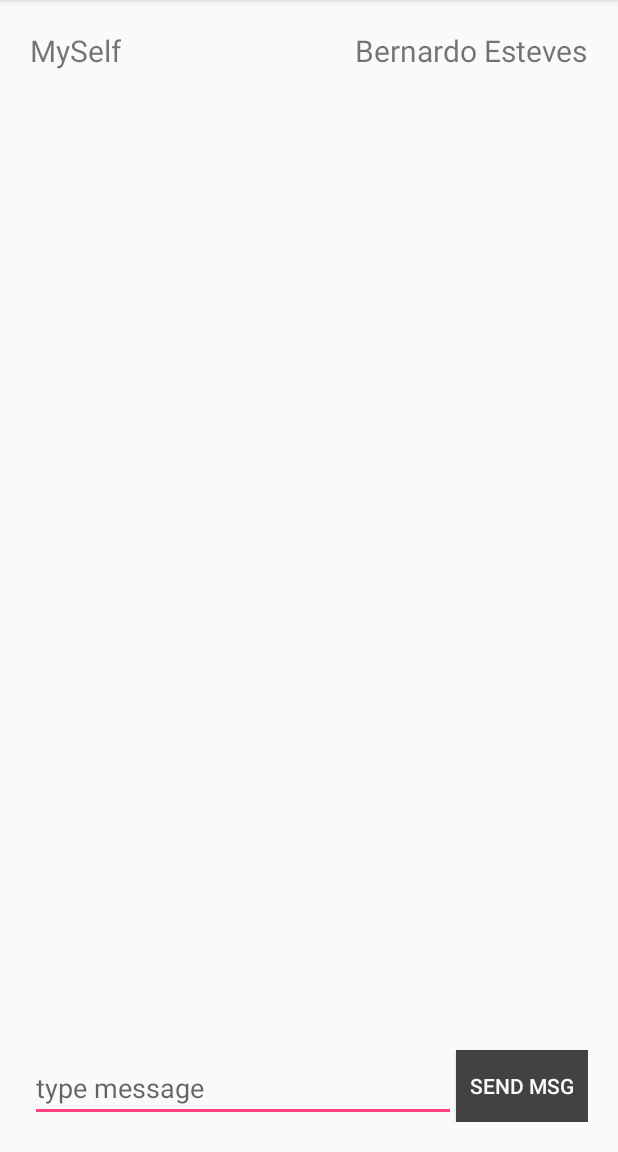
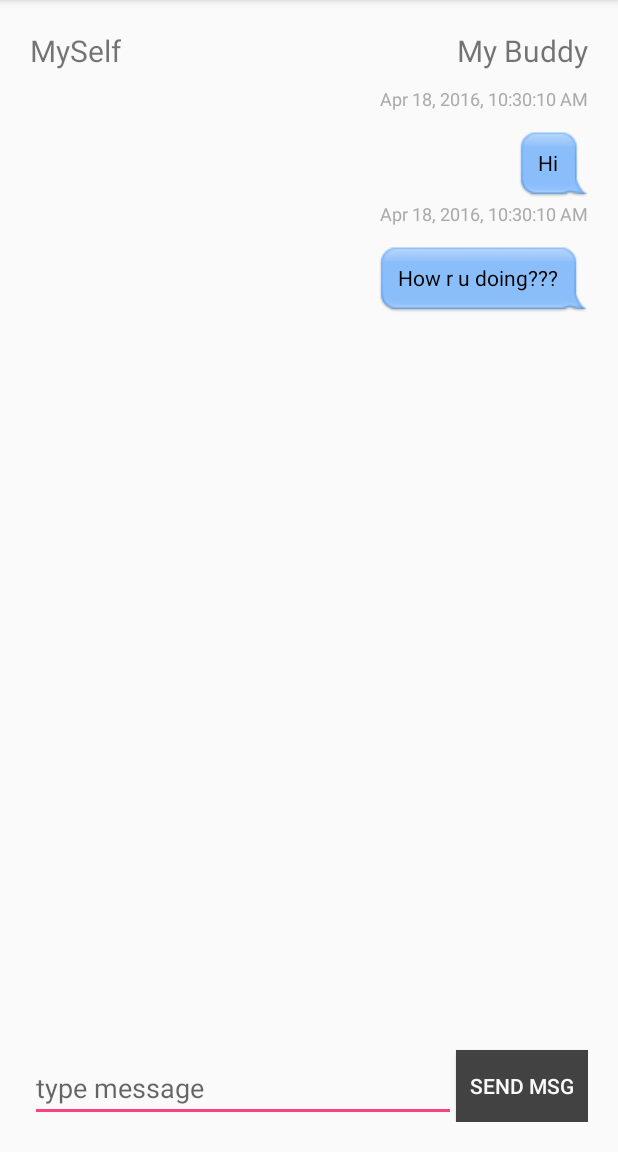
Before and after one commit to andreppires/Ubibike, an Android app: the MessageActivity screen opened directly, with no data from a screen before it, on a phone screen of 412 x 824 dp, the part 84-1236 px from its top. Run offline under Robolectric (Android 15) with nearby library versions, the phone set to English and light mode, and no system bars.

Commit message:
O chat agora está completamente funcional e tem um aspecto mesmo bonito e fofinho

```diff
--- a/UbiBike/app/src/main/AndroidManifest.xml
+++ b/UbiBike/app/src/main/AndroidManifest.xml
@@ -5,7 +5,7 @@
     <!-- To auto-complete the email text field in the login form with the user's emails -->
     <uses-permission android:name="android.permission.GET_ACCOUNTS" />
     <uses-permission android:name="android.permission.READ_PROFILE" />
-    <uses-permission android:name="android.permission.INTERNET"/>
+    <uses-permission android:name="android.permission.INTERNET" />
 
     <application
         android:allowBackup="true"
@@ -32,6 +32,7 @@
         <activity
             android:name=".LoginActivity"
             android:label="@string/title_activity_login" />
+        <activity android:name=".Main2Activity"></activity>
     </application>
 
 </manifest>
--- /dev/null
+++ b/UbiBike/app/src/main/java/pt/ulisboa/tecnico/cmov/ubibike/ChatAdapter.java
@@ -0,0 +1,143 @@
+package pt.ulisboa.tecnico.cmov.ubibike;
+
+import android.app.Activity;
+import android.content.Context;
+import android.view.Gravity;
+import android.view.LayoutInflater;
+import android.view.View;
+import android.view.ViewGroup;
+import android.widget.BaseAdapter;
+import android.widget.LinearLayout;
+import android.widget.RelativeLayout;
+import android.widget.TextView;
+
+import java.util.List;
+
+/**
+ * Created by mariana on 18/04/16.
+ */
+public class ChatAdapter extends BaseAdapter{
+
+        private final List<ChatMessage> chatMessages;
+        private Activity context;
+
+        public ChatAdapter(Activity context, List<ChatMessage> chatMessages) {
+            this.context = context;
+            this.chatMessages = chatMessages;
+        }
+
+        @Override
+        public int getCount() {
+            if (chatMessages != null) {
+                return chatMessages.size();
+            } else {
+                return 0;
+            }
+        }
+
+        @Override
+        public ChatMessage getItem(int position) {
+            if (chatMessages != null) {
+                return chatMessages.get(position);
+            } else {
+                return null;
+            }
+        }
+
+        @Override
+        public long getItemId(int position) {
+            return position;
+        }
+
+        @Override
+        public View getView(final int position, View convertView, ViewGroup parent) {
+            ViewHolder holder;
+            ChatMessage chatMessage = getItem(position);
+            LayoutInflater vi = (LayoutInflater) context.getSystemService(Context.LAYOUT_INFLATER_SERVICE);
+
+            if (convertView == null) {
+                convertView = vi.inflate(R.layout.chatbackground, null);
+                holder = createViewHolder(convertView);
+                convertView.setTag(holder);
+            } else {
+                holder = (ViewHolder) convertView.getTag();
+            }
+
+            boolean myMsg = chatMessage.getIsme() ;//Just a dummy check
+            //to simulate whether it me or other sender
+            setAlignment(holder, myMsg);
+            holder.txtMessage.setText(chatMessage.getMessage());
+            holder.txtInfo.setText(chatMessage.getDate());
+
+            return convertView;
+        }
+
+        public void add(ChatMessage message) {
+            chatMessages.add(message);
+        }
+
+        public void add(List<ChatMessage> messages) {
+            chatMessages.addAll(messages);
+        }
+
+        private void setAlignment(ViewHolder holder, boolean isMe) {
+            if (!isMe) {
+                holder.contentWithBG.setBackgroundResource(R.drawable.in_message_bg);
+
+                LinearLayout.LayoutParams layoutParams =
+                        (LinearLayout.LayoutParams) holder.contentWithBG.getLayoutParams();
+                layoutParams.gravity = Gravity.RIGHT;
+                holder.contentWithBG.setLayoutParams(layoutParams);
+
+                RelativeLayout.LayoutParams lp =
+                        (RelativeLayout.LayoutParams) holder.content.getLayoutParams();
+                lp.addRule(RelativeLayout.ALIGN_PARENT_LEFT, 0);
+                lp.addRule(RelativeLayout.ALIGN_PARENT_RIGHT);
+                holder.content.setLayoutParams(lp);
+                layoutParams = (LinearLayout.LayoutParams) holder.txtMessage.getLayoutParams();
+                layoutParams.gravity = Gravity.RIGHT;
+                holder.txtMessage.setLayoutParams(layoutParams);
+
+                layoutParams = (LinearLayout.LayoutParams) holder.txtInfo.getLayoutParams();
+                layoutParams.gravity = Gravity.RIGHT;
+                holder.txtInfo.setLayoutParams(layoutParams);
+            } else {
+                holder.contentWithBG.setBackgroundResource(R.drawable.out_message_bg);
+
+                LinearLayout.LayoutParams layoutParams =
+                        (LinearLayout.LayoutParams) holder.contentWithBG.getLayoutParams();
+                layoutParams.gravity = Gravity.LEFT;
+                holder.contentWithBG.setLayoutParams(layoutParams);
+
+                RelativeLayout.LayoutParams lp =
+                        (RelativeLayout.LayoutParams) holder.content.getLayoutParams();
+                lp.addRule(RelativeLayout.ALIGN_PARENT_RIGHT, 0);
+                lp.addRule(RelativeLayout.ALIGN_PARENT_LEFT);
+                holder.content.setLayoutParams(lp);
+                layoutParams = (LinearLayout.LayoutParams) holder.txtMessage.getLayoutParams();
+                layoutParams.gravity = Gravity.LEFT;
+                holder.txtMessage.setLayoutParams(layoutParams);
+
+                layoutParams = (LinearLayout.LayoutParams) holder.txtInfo.getLayoutParams();
+                layoutParams.gravity = Gravity.LEFT;
+                holder.txtInfo.setLayoutParams(layoutParams);
+            }
+        }
+        private static class ViewHolder {
+            public TextView txtMessage;
+            public TextView txtInfo;
+            public LinearLayout content;
+            public LinearLayout contentWithBG;
+        }
+
+        private ViewHolder createViewHolder(View v) {
+            ViewHolder holder = new ViewHolder();
+            holder.txtMessage = (TextView) v.findViewById(R.id.txtMessage);
+            holder.content = (LinearLayout) v.findViewById(R.id.content);
+            holder.contentWithBG = (LinearLayout) v.findViewById(R.id.contentWithBackground);
+            holder.txtInfo = (TextView) v.findViewById(R.id.txtInfo);
+            return holder;
+        }
+
+
+    }
--- /dev/null
+++ b/UbiBike/app/src/main/java/pt/ulisboa/tecnico/cmov/ubibike/ChatMessage.java
@@ -0,0 +1,48 @@
+package pt.ulisboa.tecnico.cmov.ubibike;
+
+/**
+ * Created by mariana on 18/04/16.
+ */
+public class ChatMessage {
+
+
+        private long id;
+        private boolean isMe;
+        private String message;
+        private Long userId;
+        private String dateTime;
+
+        public long getId() {
+            return id;
+        }
+        public void setId(long id) {
+            this.id = id;
+        }
+        public boolean getIsme() {
+            return isMe;
+        }
+        public void setMe(boolean isMe) {
+            this.isMe = isMe;
+        }
+        public String getMessage() {
+            return message;
+        }
+        public void setMessage(String message) {
+            this.message = message;
+        }
+        public long getUserId() {
+            return userId;
+        }
+
+        public void setUserId(long userId) {
+            this.userId = userId;
+        }
+
+        public String getDate() {
+            return dateTime;
+        }
+
+        public void setDate(String dateTime) {
+            this.dateTime = dateTime;
+        }
+    }
--- a/UbiBike/app/src/main/java/pt/ulisboa/tecnico/cmov/ubibike/GivePointsActivity.java
+++ b/UbiBike/app/src/main/java/pt/ulisboa/tecnico/cmov/ubibike/GivePointsActivity.java
@@ -1,7 +1,5 @@
 package pt.ulisboa.tecnico.cmov.ubibike;
 
-import android.content.Intent;
-import android.provider.Settings;
 import android.support.v7.app.AppCompatActivity;
 import android.os.Bundle;
 import android.text.InputType;
@@ -11,7 +9,6 @@ import android.widget.EditText;
 import android.widget.TextView;
 import android.widget.Toast;
 
-import org.w3c.dom.Text;
 
 public class GivePointsActivity extends AppCompatActivity {
 
@@ -20,7 +17,6 @@ public class GivePointsActivity extends AppCompatActivity {
         super.onCreate(savedInstanceState);
 
         setContentView(R.layout.activity_give_points);
-
 
         final EditText et = (EditText) findViewById(R.id.editText);
         final TextView tx = (TextView) findViewById(R.id.textView7);
--- a/UbiBike/app/src/main/java/pt/ulisboa/tecnico/cmov/ubibike/MessageActivity.java
+++ b/UbiBike/app/src/main/java/pt/ulisboa/tecnico/cmov/ubibike/MessageActivity.java
@@ -1,13 +1,107 @@
 package pt.ulisboa.tecnico.cmov.ubibike;
 
+import android.content.Intent;
 import android.support.v7.app.AppCompatActivity;
 import android.os.Bundle;
 
+import android.text.TextUtils;
+import android.view.View;
+import android.widget.AdapterView;
+import android.widget.ArrayAdapter;
+import android.widget.Button;
+import android.widget.EditText;
+import android.widget.ListView;
+import android.widget.RelativeLayout;
+import android.widget.TextView;
+
+import java.text.DateFormat;
+import java.util.ArrayList;
+import java.util.Date;
+
+
 public class MessageActivity extends AppCompatActivity {
+
+    private EditText me;
+    private ListView myList;
+    private Button b;
+    private ChatAdapter adapter;
+    private ArrayList<ChatMessage> arr_messages;
 
     @Override
     protected void onCreate(Bundle savedInstanceState) {
         super.onCreate(savedInstanceState);
         setContentView(R.layout.activity_message);
+        initControls();
     }
+
+    private void initControls() {
+
+        me = (EditText) findViewById(R.id.messageEdit);
+        myList= (ListView) findViewById(R.id.messagesContainer);
+        b = (Button)findViewById(R.id.chatSendButton);
+
+        TextView mySelf = (TextView) findViewById(R.id.meLbl);
+        TextView friend = (TextView) findViewById(R.id.friendLabel);
+        RelativeLayout container = (RelativeLayout) findViewById(R.id.container);
+
+        friend.setText("My Buddy");// Hard Coded
+        loadDummyHistory();
+
+        b.setOnClickListener(new View.OnClickListener() {
+            @Override
+            public void onClick(View v) {
+                String messageText = me.getText().toString();
+                if (TextUtils.isEmpty(messageText)) {
+                }
+                ChatMessage chatMessage = new ChatMessage();
+                chatMessage.setId(122);//dummy
+                chatMessage.setMessage(messageText);
+                chatMessage.setDate(DateFormat.getDateTimeInstance().format(new Date()));
+                chatMessage.setMe(true);
+
+                me.setText("");
+
+                displayMessage(chatMessage);
+            }
+        });
+    }
+
+    public void displayMessage(ChatMessage message) {
+        adapter.add(message);
+        adapter.notifyDataSetChanged();
+        scroll();
+    }
+
+    private void scroll() {
+        myList.setSelection(myList.getCount() - 1);
+    }
+
+
+
+    private void loadDummyHistory() {
+        arr_messages = new ArrayList<ChatMessage>();
+
+        ChatMessage msg = new ChatMessage();
+        msg.setId(1);
+        msg.setMe(false);
+        msg.setMessage("Hi");
+        msg.setDate(DateFormat.getDateTimeInstance().format(new Date()));
+        arr_messages.add(msg);
+        ChatMessage msg1 = new ChatMessage();
+        msg1.setId(2);
+        msg1.setMe(false);
+        msg1.setMessage("How r u doing???");
+        msg1.setDate(DateFormat.getDateTimeInstance().format(new Date()));
+        arr_messages.add(msg1);
+
+        adapter = new ChatAdapter(MessageActivity.this, new ArrayList<ChatMessage>());
+        myList.setAdapter(adapter);
+
+        for(int i=0; i<arr_messages.size(); i++) {
+            ChatMessage message = arr_messages.get(i);
+            displayMessage(message);
+        }
+
+    }
+
 }
--- a/UbiBike/app/src/main/res/layout/activity_message.xml
+++ b/UbiBike/app/src/main/res/layout/activity_message.xml
@@ -17,7 +17,6 @@
             android:layout_height="wrap_content"
             android:layout_alignParentBottom="true"
             android:layout_toLeftOf="@+id/chatSendButton"
-            android:autoText="true"
             android:hint="type message" />
 
         <Button
@@ -62,4 +61,5 @@
             android:textSize="20dp" />
 
     </RelativeLayout>
+
 </LinearLayout>
--- /dev/null
+++ b/UbiBike/app/src/main/res/layout/chatbackground.xml
@@ -0,0 +1,40 @@
+<?xml version="1.0" encoding="utf-8"?>
+<RelativeLayout xmlns:android="http://schemas.android.com/apk/res/android"
+    android:layout_width="wrap_content"
+    android:layout_height="wrap_content">
+    <LinearLayout
+        android:id="@+id/content"
+        android:layout_width="wrap_content"
+        android:layout_height="wrap_content"
+        android:layout_alignParentRight="true"
+        android:orientation="vertical">
+
+        <TextView
+            android:id="@+id/txtInfo"
+            android:layout_width="wrap_content"
+            android:layout_height="30sp"
+            android:layout_gravity="right"
+            android:textSize="12sp"
+            android:textColor="@android:color/darker_gray" />
+
+        <LinearLayout
+            android:id="@+id/contentWithBackground"
+            android:layout_width="wrap_content"
+            android:layout_height="wrap_content"
+            android:layout_gravity="right"
+            android:background="@drawable/in_message_bg"
+            android:paddingLeft="10dp"
+            android:paddingBottom="10dp"
+            android:orientation="vertical">
+
+            <TextView
+                android:id="@+id/txtMessage"
+                android:layout_width="wrap_content"
+                android:layout_height="wrap_content"
+                android:textColor="@android:color/black"
+                android:maxWidth="240dp" />
+
+        </LinearLayout>
+
+    </LinearLayout>
+</RelativeLayout>
```
Also changed, not shown: UbiBike/app/src/main/res/drawable/in_message_bg.9.png (added), UbiBike/app/src/main/res/drawable/out_message_bg.9.png (added).
